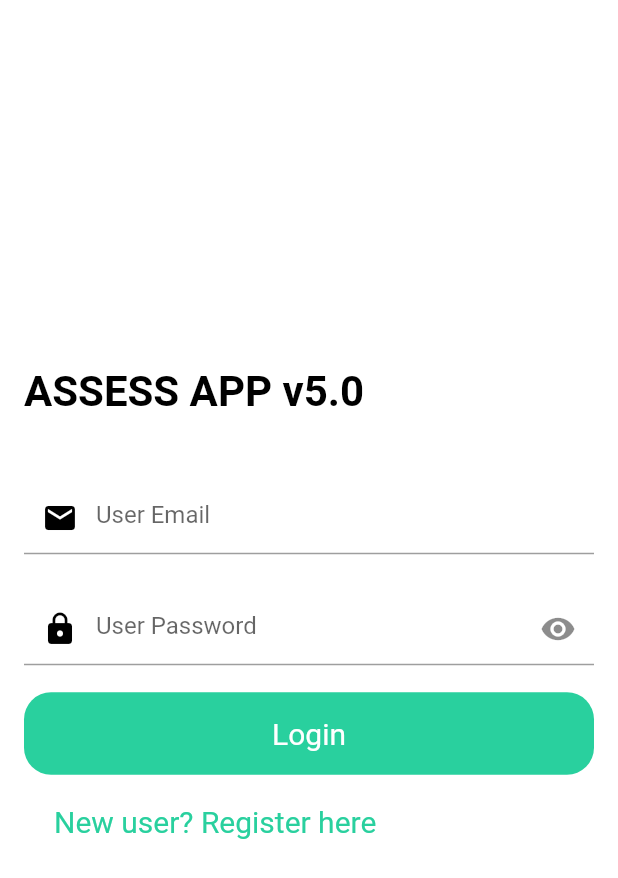
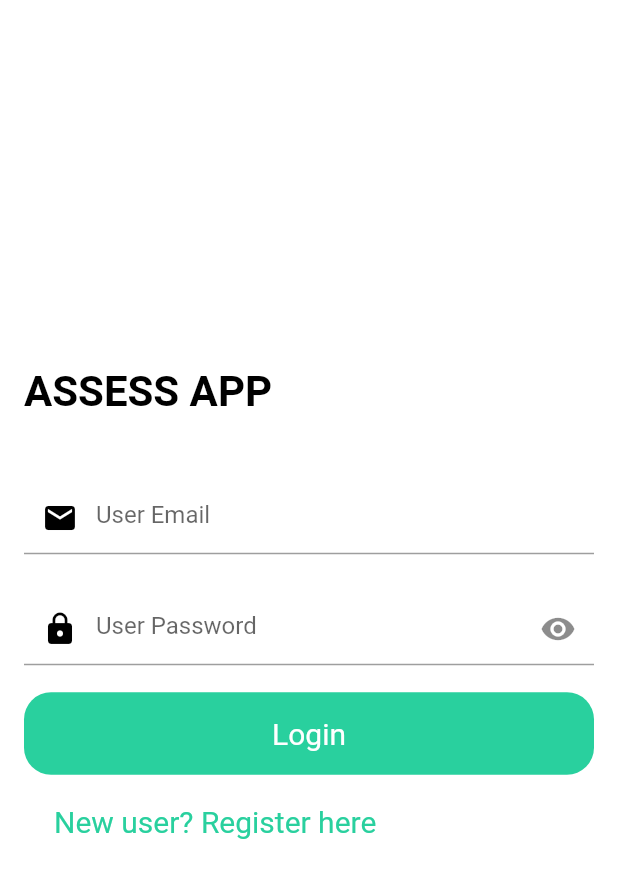
Before and after one commit to n1ghtbyte/Assessments-App, a Flutter app: the screen it shows after launch, on a phone screen of 412 x 824 dp. Shown: the top 878 px of the screen. Run offline on Flutter 3.47's test engine with Material 2 defaults, Android fonts, the phone set to English and light mode, and no system bars; our stand-ins replace cloud_firestore, firebase_auth, firebase_core, fl_chart, flutter_speed_dial, loader_overlay and 4 more; accounts and stored records are empty; generated files the repository leaves out were written again.

Commit message:
remove version from login screen

```diff
--- a/lib/pages/Auth/LoginScreen.dart
+++ b/lib/pages/Auth/LoginScreen.dart
@@ -72,7 +72,7 @@ class _LoginScreenState extends State<LoginScreen> {
           crossAxisAlignment: CrossAxisAlignment.start,
           children: [
             Text(
-              "ASSESS APP v5.0",
+              "ASSESS APP",
               style: TextStyle(
                   color: Colors.black,
                   fontSize: 28.0,
```
